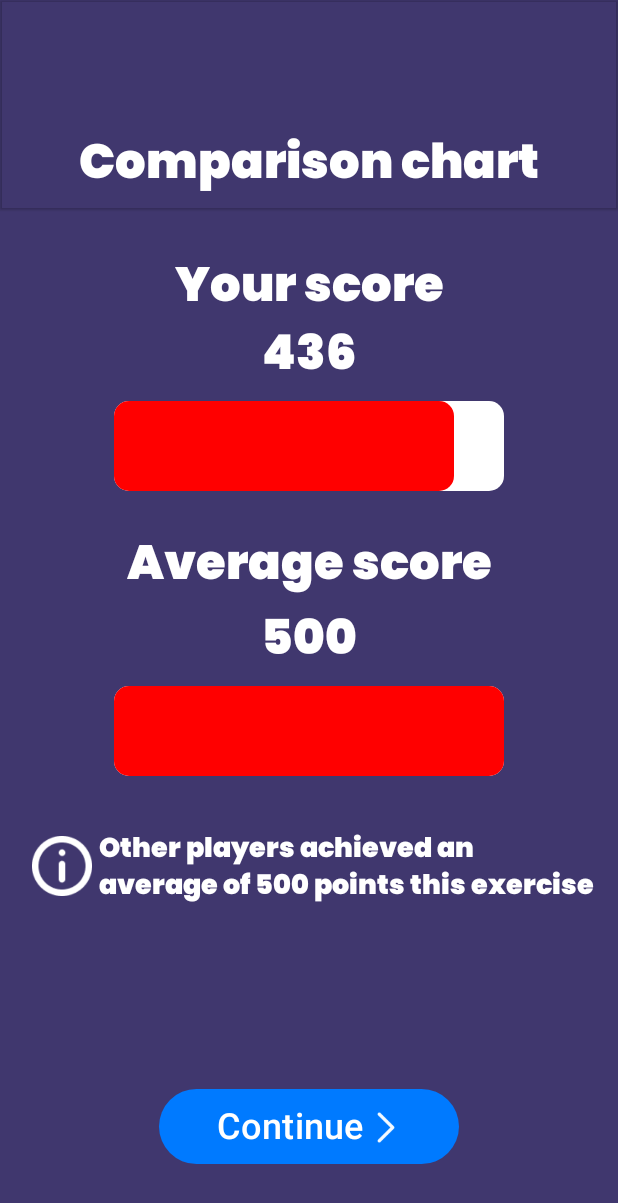
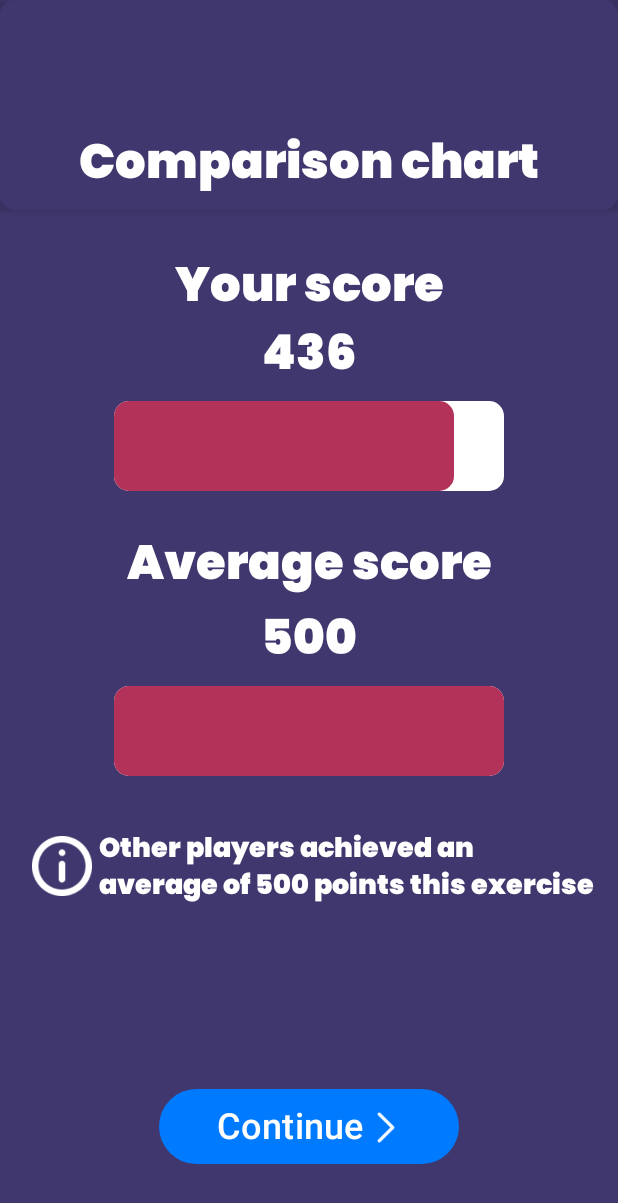
Before and after one commit to GamerForFunn/First_Test_Bachelor, an Android app built with Jetpack Compose: the comparison_chart screen opened through its navigation route, on a phone screen of 412 x 824 dp. Shown: the top 1203 px of the screen. Run offline under Robolectric (Android 15) with nearby library versions, the phone set to English and light mode, and no system bars.

Commit message:
Updated background colors and shadow effects in comparison chart and doctor's comment components

```diff
--- a/app/src/main/java/com/example/cognitiveexercisesapp/ui/components/ComparisonChart.kt
+++ b/app/src/main/java/com/example/cognitiveexercisesapp/ui/components/ComparisonChart.kt
@@ -90,7 +90,8 @@ fun ScreenTitle() {
             .fillMaxWidth()
             .padding(bottom = 50.dp)
             .height(140.dp)
-            .shadow(1.dp)
+            .shadow(3.dp)
+            .background(Color(0xFF40376E), shape = RoundedCornerShape(10.dp))
     ) {
         Text(
             text = "Comparison chart",
@@ -151,7 +152,7 @@ Box(
         val expanded by remember { mutableStateOf(true) }
         Box(
             modifier = Modifier
-                .background(Color.Red, shape = RoundedCornerShape(10.dp))
+                .background(Color(0xFFB23259), shape = RoundedCornerShape(10.dp))
                 .animateContentSize(animationSpec = tween(durationMillis = 2000))
                 .width(if (expanded)(userScore / 500f * 260).dp else (0).dp)
                 .fillMaxHeight()
@@ -190,7 +191,7 @@ Box(
                 val expanded by remember { mutableStateOf(true) }
                 Box(
                     modifier = Modifier
-                        .background(Color.Red, shape = RoundedCornerShape(10.dp))
+                        .background(Color(0xFFB23259), shape = RoundedCornerShape(10.dp))
                         .animateContentSize(animationSpec = tween(durationMillis = 2000))
                         .width(if (expanded)(averageScore / 500f * 260).dp else (0).dp)
                         .fillMaxHeight()
--- a/app/src/main/java/com/example/cognitiveexercisesapp/ui/components/DoctorsComment.kt
+++ b/app/src/main/java/com/example/cognitiveexercisesapp/ui/components/DoctorsComment.kt
@@ -147,7 +147,7 @@ fun ScoreDisplayDoctorsComment(userScore: Int, modifier: Modifier = Modifier) {
                 val expanded by remember { mutableStateOf(true) }
                 Box(
                     modifier = Modifier
-                        .background(Color.Red, shape = RoundedCornerShape(10.dp))
+                        .background(Color(0xFFB23259), shape = RoundedCornerShape(10.dp))
                         .animateContentSize(animationSpec = tween(durationMillis = 2000))
                         .width(if (expanded)(userScore / 500f * 260).dp else (0).dp)
                         .fillMaxHeight()
```
